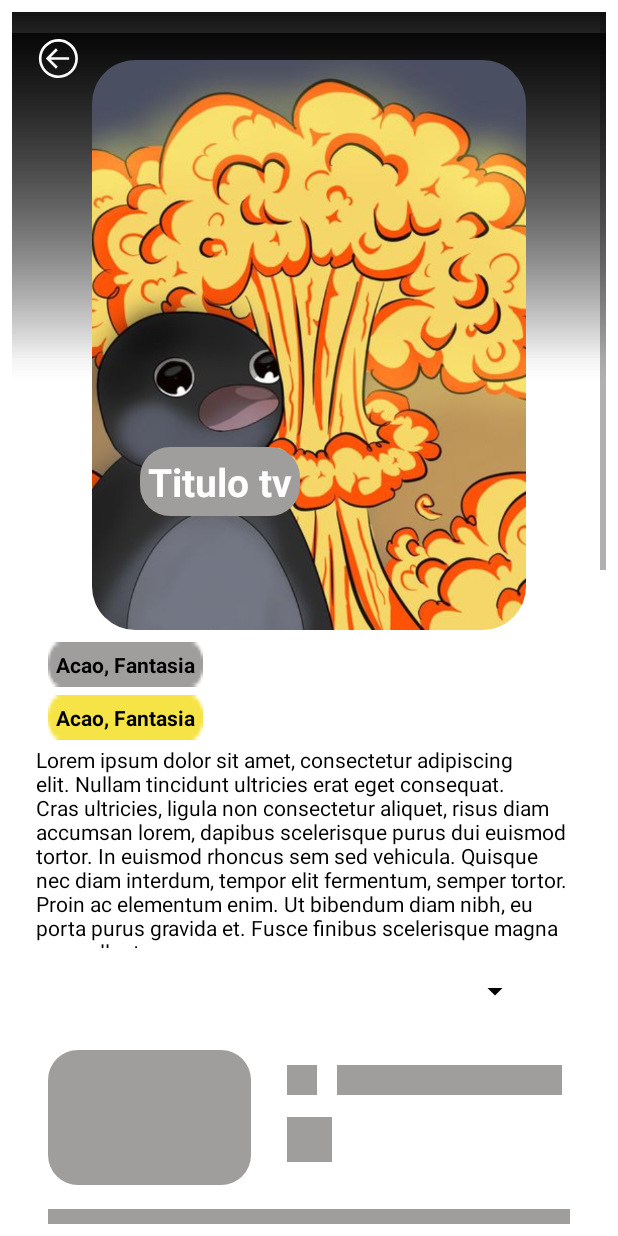
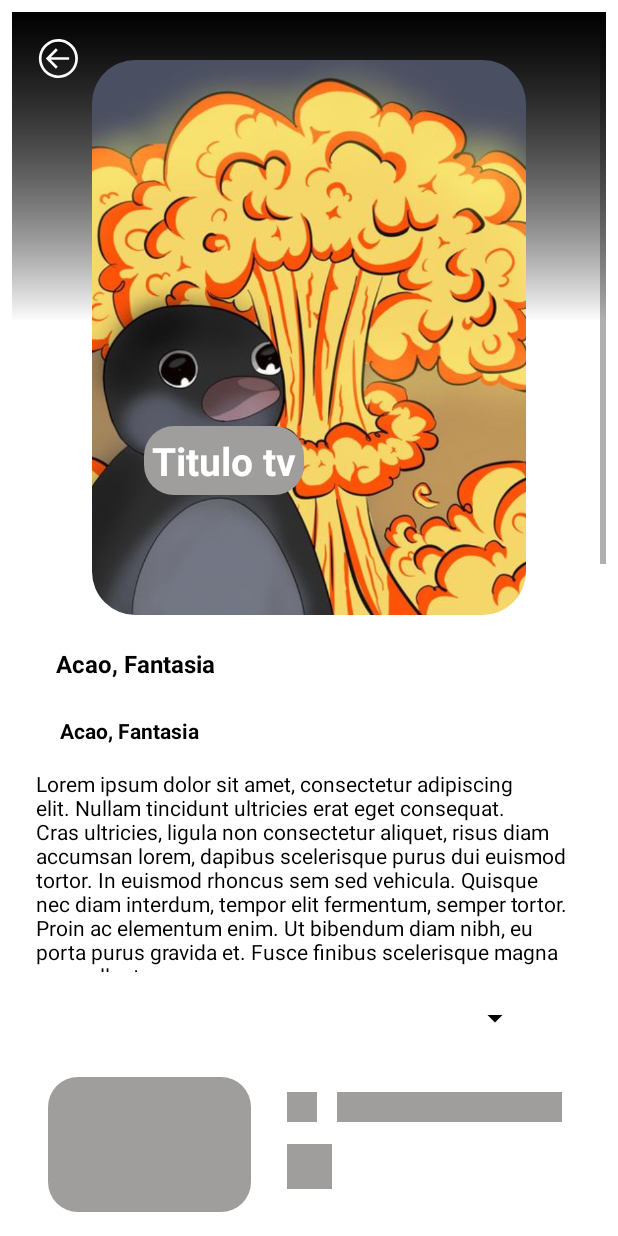
Before and after one commit to BrunoHPBarbosa/TvShowsTmdb, an Android app: the fragment FragmentDetalhes placed in its activity, on a phone screen of 412 x 824 dp. Run offline under Robolectric (Android 15) with nearby library versions, the phone set to English and light mode, and no system bars; our stand-ins replace Dagger/Hilt's generated code, Picasso, Shimmer; pictures from the network do not load.

Commit message:
alteracao layout, frgament detalhes: alteracao de texts

```diff
--- a/app/src/main/res/layout/fragment_detalhes.xml
+++ b/app/src/main/res/layout/fragment_detalhes.xml
@@ -17,20 +17,19 @@
 
         <ImageView
             android:id="@+id/imgBackPoster"
-            android:layout_width="414dp"
-            android:layout_height="463dp"
+            android:layout_width="0dp"
+            android:layout_height="412dp"
             android:background="@drawable/gradient_item"
             android:scaleType="centerCrop"
             android:src="@drawable/gradient_item"
-            app:layout_constraintBottom_toTopOf="@+id/guideline"
             app:layout_constraintEnd_toEndOf="parent"
             app:layout_constraintHorizontal_bias="0.5"
             app:layout_constraintStart_toStartOf="parent"
             app:layout_constraintTop_toTopOf="parent" />
 
         <View
-            android:layout_width="match_parent"
-            android:layout_height="463dp"
+            android:layout_width="0dp"
+            android:layout_height="414dp"
             android:layout_alignBottom="@id/imgBackPoster"
             android:background="@drawable/gradient_item"
             app:layout_constraintEnd_toEndOf="parent"
@@ -52,7 +51,7 @@
         <com.google.android.material.imageview.ShapeableImageView
             android:id="@+id/imgPoster"
             android:layout_width="289dp"
-            android:layout_height="380dp"
+            android:layout_height="370dp"
             android:layout_marginTop="32dp"
             android:scaleType="centerCrop"
 
@@ -63,17 +62,17 @@
             app:layout_constraintTop_toTopOf="parent"
             app:shapeAppearanceOverlay="@style/Shape_image" />
 
+
         <TextView
             android:id="@+id/txtTvTitulo"
             android:layout_width="wrap_content"
             android:layout_height="wrap_content"
-            android:layout_marginStart="32dp"
-            android:layout_marginEnd="24dp"
-            android:layout_marginBottom="76dp"
+            android:layout_marginStart="16dp"
+            android:layout_marginEnd="16dp"
+            android:layout_marginBottom="80dp"
             android:background="@drawable/shape_search"
             android:ellipsize="end"
-            android:maxLength="25"
-            android:maxLines="1"
+            android:maxLines="3"
             android:padding="5dp"
             android:text="@string/nome_programa_tv"
             android:textColor="@color/white"
@@ -81,10 +80,8 @@
             android:textStyle="bold"
             app:layout_constraintBottom_toBottomOf="@+id/imgPoster"
             app:layout_constraintEnd_toEndOf="@+id/imgPoster"
-            app:layout_constraintHorizontal_bias="0.0"
-            app:layout_constraintStart_toStartOf="@+id/imgPoster"
-            app:layout_constraintWidth_percent="20" />
-
+            app:layout_constraintHorizontal_bias="0.125"
+            app:layout_constraintStart_toStartOf="@+id/imgPoster" />
 
         <TextView
             android:id="@+id/txtSemPoster"
@@ -118,8 +115,7 @@
             app:layout_constraintBottom_toTopOf="@+id/guideline2"
             app:layout_constraintEnd_toEndOf="parent"
             app:layout_constraintHorizontal_bias="0.0"
-            app:layout_constraintStart_toStartOf="parent"
-            app:layout_constraintTop_toTopOf="@+id/guideline" />
+            app:layout_constraintStart_toStartOf="parent" />
 
         <androidx.constraintlayout.widget.Guideline
             android:id="@+id/guideline"
@@ -133,7 +129,7 @@
             android:layout_width="wrap_content"
             android:layout_height="wrap_content"
             android:orientation="horizontal"
-            app:layout_constraintGuide_begin="622dp" />
+            app:layout_constraintGuide_begin="640dp" />
 
 
         <Spinner
@@ -230,13 +226,12 @@
             android:layout_width="wrap_content"
             android:layout_height="wrap_content"
             android:layout_marginStart="24dp"
-            android:layout_marginTop="8dp"
+            android:layout_marginTop="16dp"
             android:layout_marginEnd="16dp"
-            android:background="@android:drawable/button_onoff_indicator_off"
-            android:backgroundTint="@color/cinza_spinner"
             android:padding="5dp"
             android:text="@string/txt_generos"
             android:textColor="@color/black"
+            android:textSize="16sp"
             android:textStyle="bold"
             app:layout_constraintEnd_toEndOf="parent"
             app:layout_constraintHorizontal_bias="0.0"
@@ -247,13 +242,10 @@
             android:id="@+id/txtkeywords"
             android:layout_width="wrap_content"
             android:layout_height="wrap_content"
-            android:layout_marginTop="8dp"
+            android:layout_marginTop="16dp"
             android:layout_marginEnd="8dp"
-            android:layout_marginBottom="8dp"
-            android:background="@android:drawable/button_onoff_indicator_off"
-            android:backgroundTint="@color/not_found"
             android:maxLines="2"
-            android:padding="5dp"
+            android:padding="8dp"
             android:singleLine="false"
             android:text="@string/txt_generos"
             android:textColor="@color/black"
```
